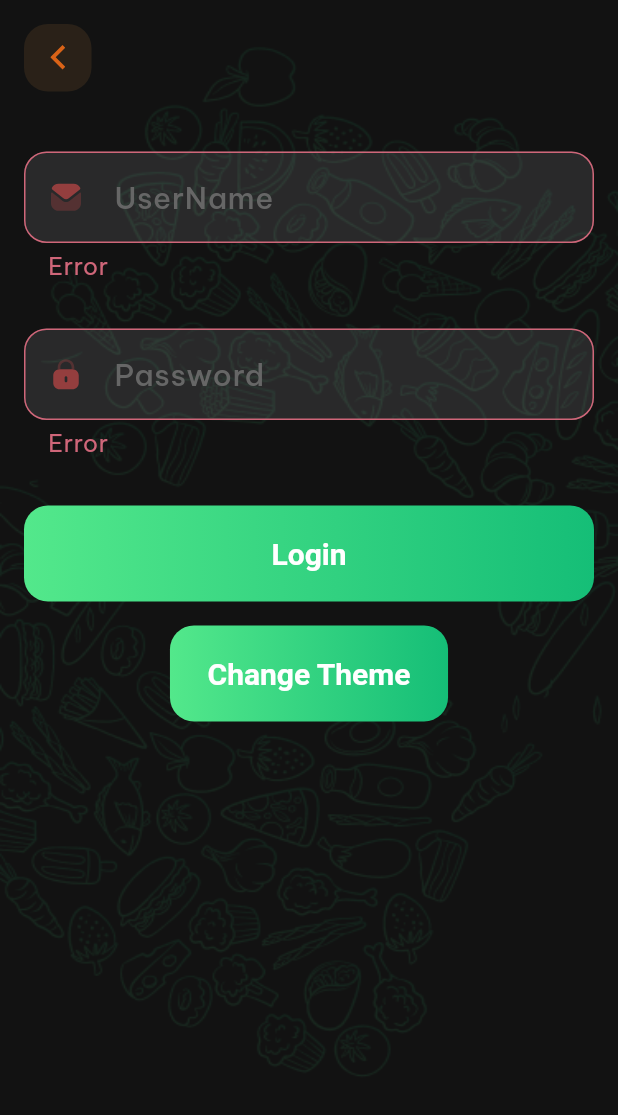
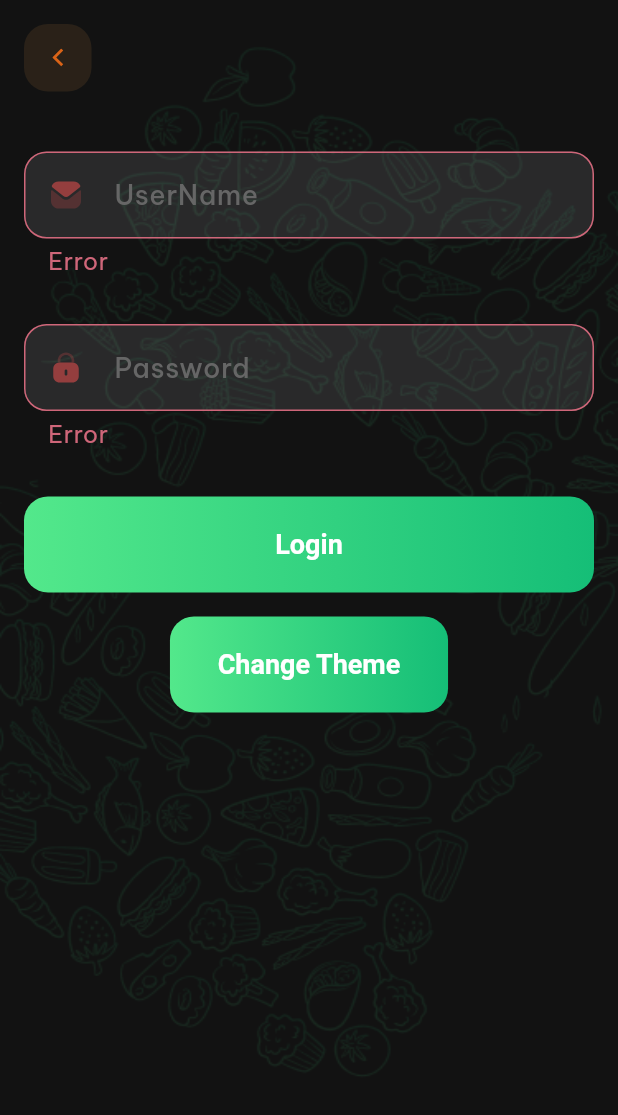
Before and after one commit to quocbao238/NinjaFood_Theme, a Flutter app: the screen it shows after launch, on a phone screen of 412 x 824 dp. Shown: the top 1115 px of the screen. Run offline on Flutter 3.47's test engine with Material 2 defaults, Android fonts, the phone set to English and light mode, and no system bars; our stand-ins replace equatable, flutter_spinkit, flutter_svg, google_fonts.

Commit message:
Customized Button & Update color

```diff
--- a/lib/src/app_widgets/app_button.dart
+++ b/lib/src/app_widgets/app_button.dart
@@ -6,21 +6,29 @@ class AppButton extends StatelessWidget {
   final void Function()? onPressed;
   final String title;
   final double _ratio;
+  final double? borderRadius;
 
-  const AppButton.min(
-      {super.key,
-      required this.title,
-      this.padding,
-      this.margin,
-      this.onPressed}
-      ): _ratio = 0.45;
-  const AppButton.max(
-      {super.key,
-      required this.title,
-      this.padding,
-      this.margin,
-      this.onPressed,
-      }) : _ratio = 1;
+  const AppButton.min({super.key, required this.title, this.padding, this.margin, this.onPressed})
+      : _ratio = 0.45,
+        borderRadius = 16;
+
+  const AppButton.max({
+    super.key,
+    required this.title,
+    this.padding,
+    this.margin,
+    this.onPressed,
+  })  : _ratio = 1,
+        borderRadius = 16;
+
+  const AppButton.customize({
+    super.key,
+    required this.title,
+    this.padding,
+    this.margin,
+    this.onPressed,
+    this.borderRadius,
+  }) : _ratio = 1;
 
   @override
   Widget build(BuildContext context) {
@@ -32,13 +40,10 @@ class AppButton extends StatelessWidget {
       margin: margin,
       child: DecoratedBox(
         decoration: BoxDecoration(
-            gradient: ThemeColors.gradientButtonColor,
-            borderRadius: BorderRadius.circular(16)),
+            gradient: ThemeColors.gradientButtonColor, borderRadius: BorderRadius.circular(borderRadius ?? 16)),
         child: ElevatedButton(
           onPressed: onPressed,
-          child: FittedBox(child: Text(title,style: ThemeText.bodyMedium.copyWith(
-            fontWeight: FontWeight.bold
-          ),)),
+          child: FittedBox(child: Text(title, style: ThemeText.bodyMedium.copyWith(fontWeight: FontWeight.bold))),
         ),
       ),
     );
--- a/lib/src/theme/theme.dart
+++ b/lib/src/theme/theme.dart
@@ -39,7 +39,7 @@ class ThemePrimary {
   static darkTheme() {
     return ThemeData(
         textTheme: GoogleFonts.beVietnamProTextTheme(ThemeText.appTextTheme(
-            ThemeColors.textDarkColor, ThemeColors.lableDarkColor)),
+            ThemeColors.textDarkColor, ThemeColors.labelDarkColor)),
         brightness: Brightness.dark,
         colorScheme: const ColorScheme.dark().copyWith(
             primary: ThemeColors.primaryColor,
--- a/lib/src/theme/theme_colors.dart
+++ b/lib/src/theme/theme_colors.dart
@@ -8,9 +8,10 @@ class ThemeColors {
 
   static const textLightColor = Color(0xFF09051C);
   static const textDarkColor = Color(0xFFFFFFFF);
+  static const textRedColor = Color(0xFFE74C3C);
 
   static const labelColor = Color(0xFF3B3B3B);
-  static const lableDarkColor = Color(0xFF666666);
+  static const labelDarkColor = Color(0xFF666666);
 
   static const hintColorLight = Color(0xFF3B3B3B);
   static const hintColorDark = Color(0xFFFFFFFF);
--- a/lib/src/theme/theme_size.dart
+++ b/lib/src/theme/theme_size.dart
@@ -11,13 +11,13 @@ class ThemeSizes {
 }
 
 class ThemeFontSize {
-  static const displayLarge = 64.0;
-  static const displayMedium = 52.0;
-  static const displaySmall = 44.0;
-  static const headlineLarge = 40.0;
-  static const headlineMedium = 36.0;
-  static const headlineSmall = 32.0;
-  static const bodyLarge = 24.0;
-  static const bodyMedium = 20.0;
+  static const displayLarge = 54.0;
+  static const displayMedium = 42.0;
+  static const displaySmall = 36.0;
+  static const headlineLarge = 30.0;
+  static const headlineMedium = 26.0;
+  static const headlineSmall = 22.0;
+  static const bodyLarge = 20.0;
+  static const bodyMedium = 18.0;
   static const bodySmall = 16.0;
 }
```
